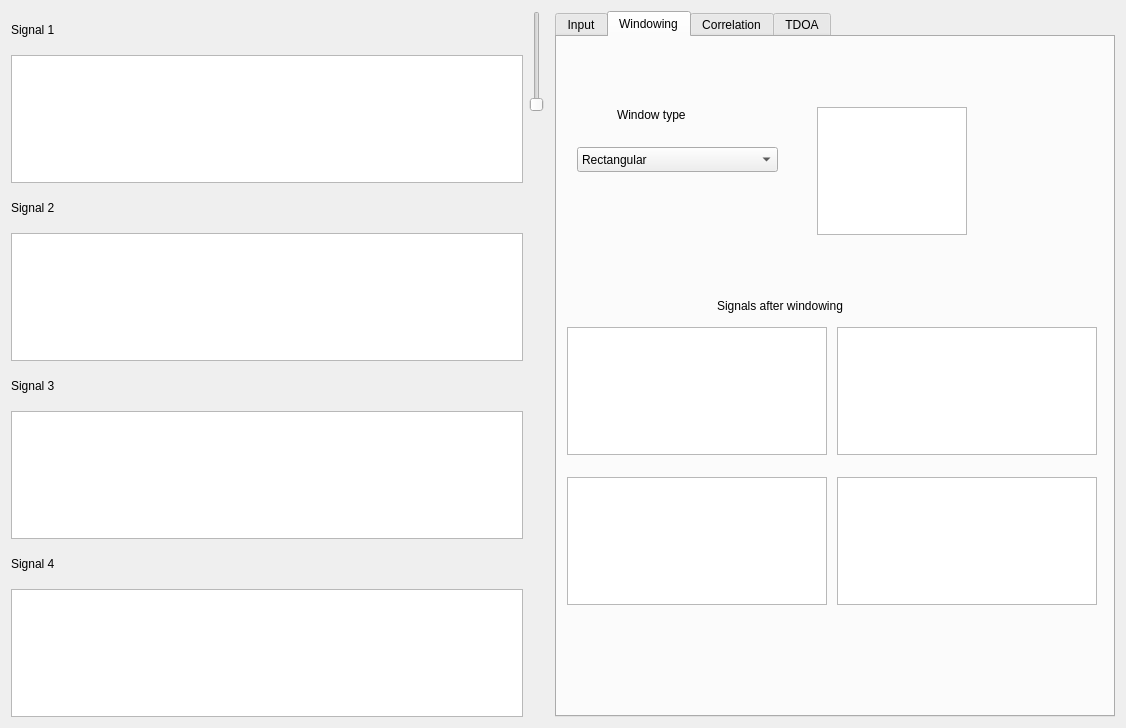
Before: the Qt Designer form forms/centralwidget.ui in zienek/trakker, drawn with Qt 5.
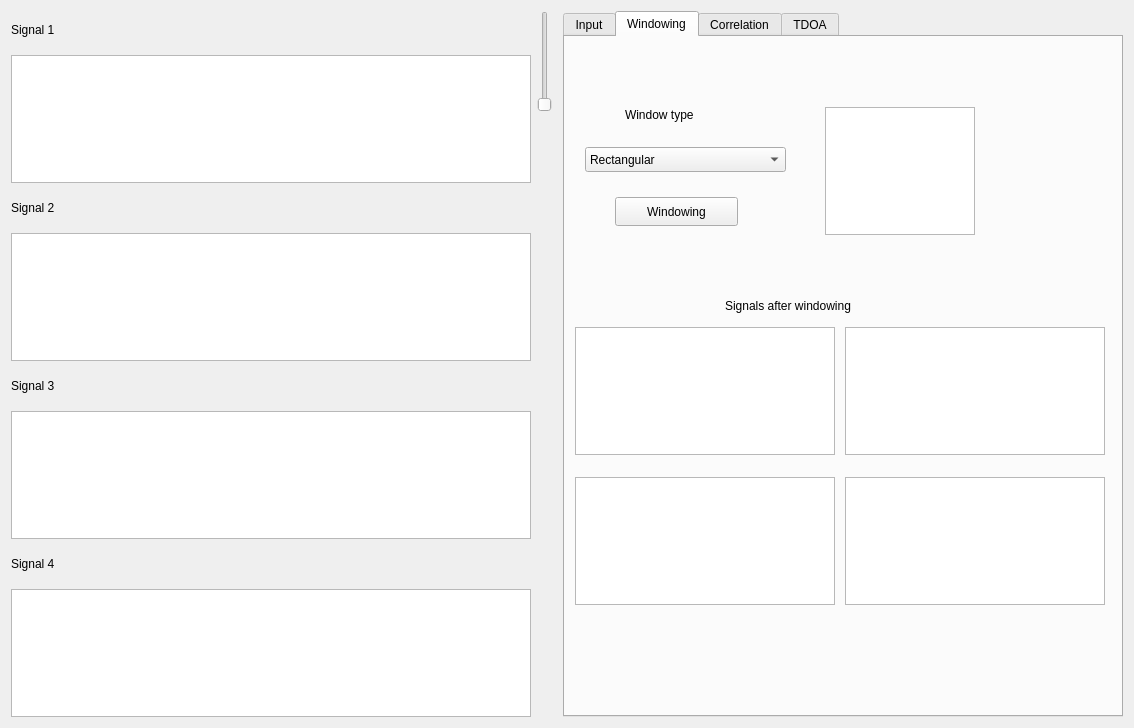
After: the same form once the commit is applied. The open tabs and pages were chosen to show the change.

Commit message: only few small improvements (windowed signals plots) and so one.

Diff of the .ui file:
```diff
--- a/forms/centralwidget.ui
+++ b/forms/centralwidget.ui
@@ -42,13 +42,13 @@
          </property>
          <property name="minimumSize">
           <size>
-           <width>512</width>
+           <width>520</width>
            <height>128</height>
           </size>
          </property>
          <property name="maximumSize">
           <size>
-           <width>512</width>
+           <width>520</width>
            <height>128</height>
           </size>
          </property>
@@ -75,13 +75,13 @@
          </property>
          <property name="minimumSize">
           <size>
-           <width>512</width>
+           <width>520</width>
            <height>128</height>
           </size>
          </property>
          <property name="maximumSize">
           <size>
-           <width>512</width>
+           <width>520</width>
            <height>128</height>
           </size>
          </property>
@@ -108,13 +108,13 @@
          </property>
          <property name="minimumSize">
           <size>
-           <width>512</width>
+           <width>520</width>
            <height>128</height>
           </size>
          </property>
          <property name="maximumSize">
           <size>
-           <width>512</width>
+           <width>520</width>
            <height>128</height>
           </size>
          </property>
@@ -141,13 +141,13 @@
          </property>
          <property name="minimumSize">
           <size>
-           <width>512</width>
+           <width>520</width>
            <height>128</height>
           </size>
          </property>
          <property name="maximumSize">
           <size>
-           <width>512</width>
+           <width>520</width>
            <height>128</height>
           </size>
          </property>
@@ -562,6 +562,19 @@
           </size>
          </property>
         </widget>
+        <widget class="QPushButton" name="pushButton">
+         <property name="geometry">
+          <rect>
+           <x>50</x>
+           <y>160</y>
+           <width>123</width>
+           <height>29</height>
+          </rect>
+         </property>
+         <property name="text">
+          <string>Windowing</string>
+         </property>
+        </widget>
        </widget>
        <widget class="QWidget" name="Correlation">
         <attribute name="title">
```
Left out of the diff: 2 changed lines with no effect on the pictures. The commit also changes 2 other files.
